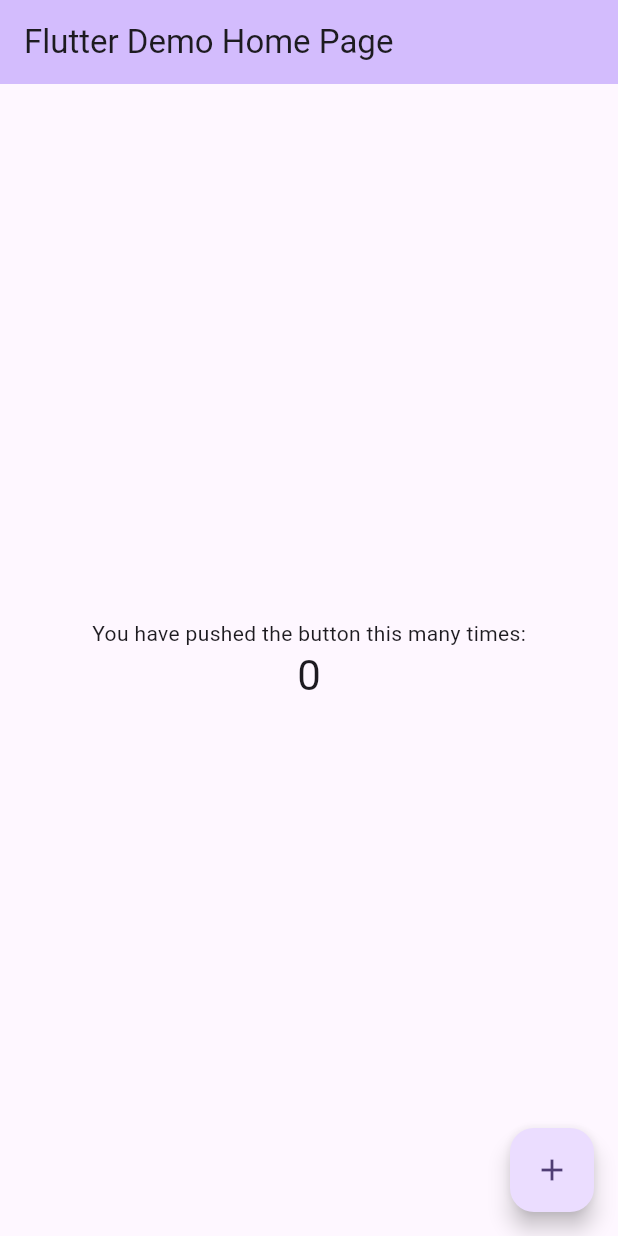
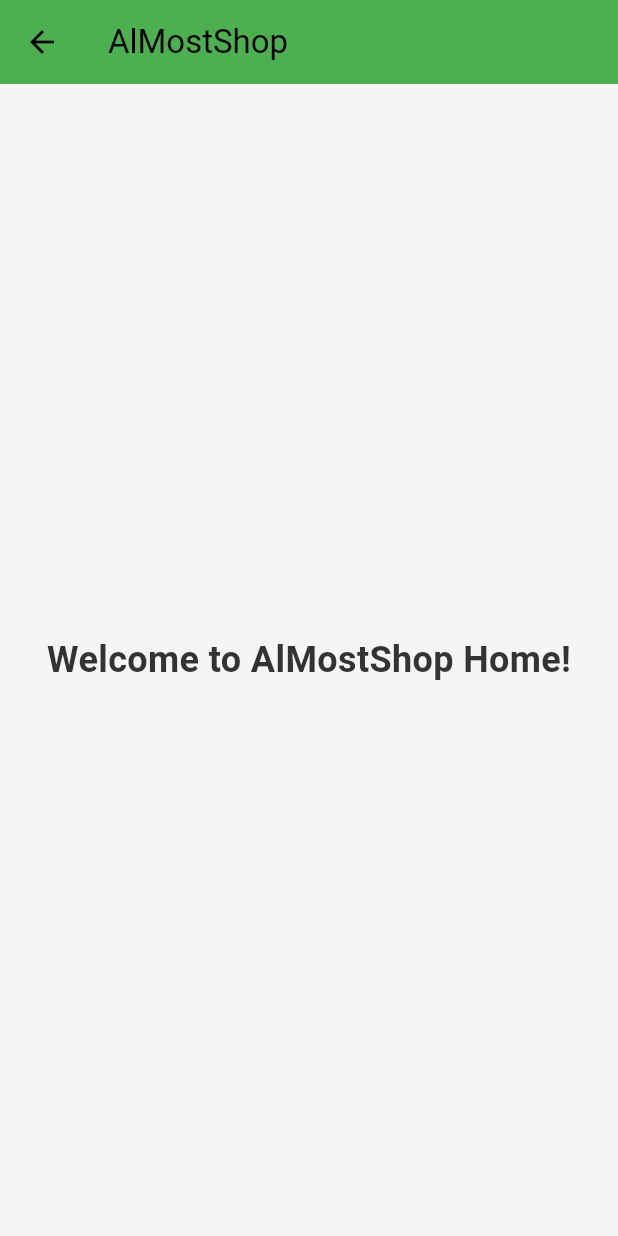
Before and after one commit to Alaa-Elnady/ecommerce_flutter_app, a Flutter app: the screen it shows after launch, on a phone screen of 412 x 824 dp. Run offline on Flutter 3.47's test engine with Material 3 defaults, Android fonts, the phone set to English and light mode, and no system bars; our stand-ins replace shared_preferences.

```diff
--- a/lib/main.dart
+++ b/lib/main.dart
@@ -1,122 +1,54 @@
+import 'package:ecommerce_flutter_app/utils/constants.dart';
 import 'package:flutter/material.dart';
+import 'screens/splash_screen.dart';
+// import 'screens/register_screen.dart';
+// import 'screens/login_screen.dart';
+import 'screens/home_screen.dart';
+// import 'screens/category_products_screen.dart';
+// import 'screens/product_detail_screen.dart';
+// import 'screens/cart_screen.dart';
+// import 'screens/order_screen.dart';
+// import 'screens/profile_screen.dart';
+// import 'utils/constants.dart';
 
 void main() {
-  runApp(const MyApp());
+  runApp(const ECommerceApp());
 }
 
-class MyApp extends StatelessWidget {
-  const MyApp({super.key});
+class ECommerceApp extends StatelessWidget {
+  const ECommerceApp({super.key});
 
-  // This widget is the root of your application.
   @override
   Widget build(BuildContext context) {
     return MaterialApp(
-      title: 'Flutter Demo',
+      title: 'E-Commerce App',
       theme: ThemeData(
-        // This is the theme of your application.
-        //
-        // TRY THIS: Try running your application with "flutter run". You'll see
-        // the application has a purple toolbar. Then, without quitting the app,
-        // try changing the seedColor in the colorScheme below to Colors.green
-        // and then invoke "hot reload" (save your changes or press the "hot
-        // reload" button in a Flutter-supported IDE, or press "r" if you used
-        // the command line to start the app).
-        //
-        // Notice that the counter didn't reset back to zero; the application
-        // state is not lost during the reload. To reset the state, use hot
-        // restart instead.
-        //
-        // This works for code too, not just values: Most code changes can be
-        // tested with just a hot reload.
-        colorScheme: ColorScheme.fromSeed(seedColor: Colors.deepPurple),
+        primaryColor: primaryColor,
+        colorScheme: ColorScheme.fromSwatch(
+          primarySwatch: Colors.green, // Maps to primaryColor (#4CAF50)
+          accentColor: accentColor, // Maps to colorScheme.secondary (#FF9800)
+        ).copyWith(secondary: accentColor, background: bacgroundColor),
+        scaffoldBackgroundColor: bacgroundColor,
+        textTheme: TextTheme(
+          bodyLarge: TextStyle(color: textColor, fontFamily: 'Roboto'),
+          bodyMedium: TextStyle(color: textColor, fontFamily: 'Roboto'),
+        ),
+        buttonTheme: ButtonThemeData(
+          shape: RoundedRectangleBorder(borderRadius: BorderRadius.circular(8)),
+        ),
       ),
-      home: const MyHomePage(title: 'Flutter Demo Home Page'),
+      initialRoute: "/splash",
+      routes: {
+        "/splash": (context) => SplashScreen(),
+        // "/register": (context) => RegisterScreen(),
+        // "/login": (context) => LoginScreen(),
+        "/": (context) => HomeScreen(),
+        // "/products": (context) => ProductDetailsScreen(),
+        // "/cart": (context) => CartScreen(),
+        // "/orders": (context) => OrderScreen(),
+        // "/profile": (context) => ProfileScreen(),
+        // "/category": (context) => CategoryProductsScreen(),
+      },
     );
   }
 }
-
-class MyHomePage extends StatefulWidget {
-  const MyHomePage({super.key, required this.title});
-
-  // This widget is the home page of your application. It is stateful, meaning
-  // that it has a State object (defined below) that contains fields that affect
-  // how it looks.
-
-  // This class is the configuration for the state. It holds the values (in this
-  // case the title) provided by the parent (in this case the App widget) and
-  // used by the build method of the State. Fields in a Widget subclass are
-  // always marked "final".
-
-  final String title;
-
-  @override
-  State<MyHomePage> createState() => _MyHomePageState();
-}
-
-class _MyHomePageState extends State<MyHomePage> {
-  int _counter = 0;
-
-  void _incrementCounter() {
-    setState(() {
-      // This call to setState tells the Flutter framework that something has
-      // changed in this State, which causes it to rerun the build method below
-      // so that the display can reflect the updated values. If we changed
-      // _counter without calling setState(), then the build method would not be
-      // called again, and so nothing would appear to happen.
-      _counter++;
-    });
-  }
-
-  @override
-  Widget build(BuildContext context) {
-    // This method is rerun every time setState is called, for instance as done
-    // by the _incrementCounter method above.
-    //
-    // The Flutter framework has been optimized to make rerunning build methods
-    // fast, so that you can just rebuild anything that needs updating rather
-    // than having to individually change instances of widgets.
-    return Scaffold(
-      appBar: AppBar(
-        // TRY THIS: Try changing the color here to a specific color (to
-        // Colors.amber, perhaps?) and trigger a hot reload to see the AppBar
-        // change color while the other colors stay the same.
-        backgroundColor: Theme.of(context).colorScheme.inversePrimary,
-        // Here we take the value from the MyHomePage object that was created by
-        // the App.build method, and use it to set our appbar title.
-        title: Text(widget.title),
-      ),
-      body: Center(
-        // Center is a layout widget. It takes a single child and positions it
-        // in the middle of the parent.
-        child: Column(
-          // Column is also a layout widget. It takes a list of children and
-          // arranges them vertically. By default, it sizes itself to fit its
-          // children horizontally, and tries to be as tall as its parent.
-          //
-          // Column has various properties to control how it sizes itself and
-          // how it positions its children. Here we use mainAxisAlignment to
-          // center the children vertically; the main axis here is the vertical
-          // axis because Columns are vertical (the cross axis would be
-          // horizontal).
-          //
-          // TRY THIS: Invoke "debug painting" (choose the "Toggle Debug Paint"
-          // action in the IDE, or press "p" in the console), to see the
-          // wireframe for each widget.
-          mainAxisAlignment: MainAxisAlignment.center,
-          children: <Widget>[
-            const Text('You have pushed the button this many times:'),
-            Text(
-              '$_counter',
-              style: Theme.of(context).textTheme.headlineMedium,
-            ),
-          ],
-        ),
-      ),
-      floatingActionButton: FloatingActionButton(
-        onPressed: _incrementCounter,
-        tooltip: 'Increment',
-        child: const Icon(Icons.add),
-      ), // This trailing comma makes auto-formatting nicer for build methods.
-    );
-  }
-}
--- a/lib/screens/home_screen.dart
+++ b/lib/screens/home_screen.dart
@@ -0,0 +1,25 @@
+import 'package:flutter/material.dart';
+import '../utils/constants.dart';
+
+class HomeScreen extends StatelessWidget {
+  const HomeScreen({super.key});
+
+  @override
+  Widget build(BuildContext context) {
+    return Scaffold(
+      appBar: AppBar(title: Text("AlMostShop"), backgroundColor: primaryColor),
+      backgroundColor: bacgroundColor,
+      body: Center(
+        child: Text(
+          "Welcome to AlMostShop Home!",
+          style: TextStyle(
+            fontFamily: "Roboto",
+            fontSize: 24,
+            color: textColor,
+            fontWeight: FontWeight.w600,
+          ),
+        ),
+      ),
+    );
+  }
+}
```
Also changed, not shown: lib/models/product.dart (added, +37 -0 lines), lib/screens/splash_screen.dart (added, +136 -0 lines), lib/utils/constants.dart (+57 -0 lines), lib/utils/storage_service.dart (+17 -0 lines), pubspec.yaml (+6 -69 lines), lib/models/cart_item.dart (added), lib/models/order.dart (added), lib/models/user.dart (added), lib/screens/login_screen.dart (added), lib/screens/register_screen.dart (added), pubspec.lock, 3 other files.
